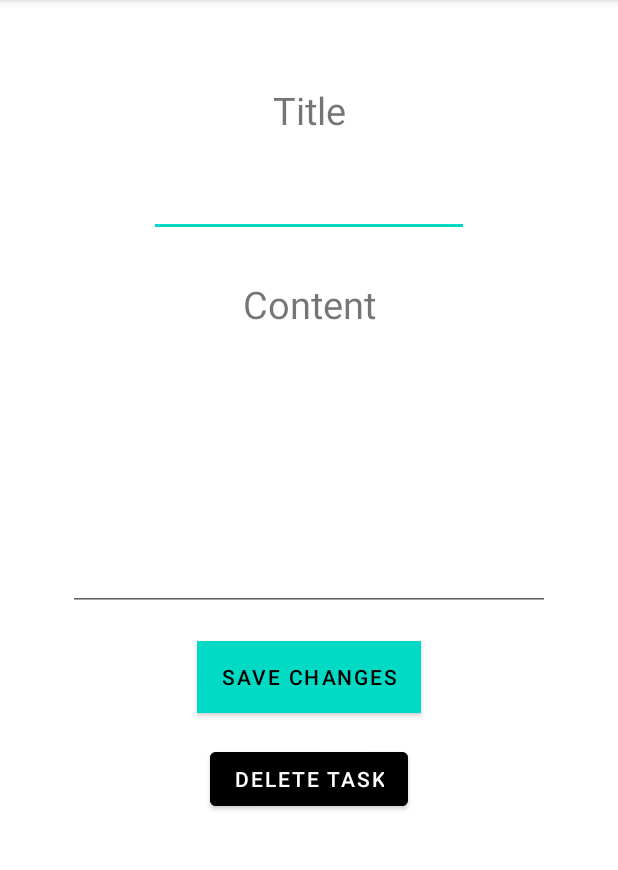
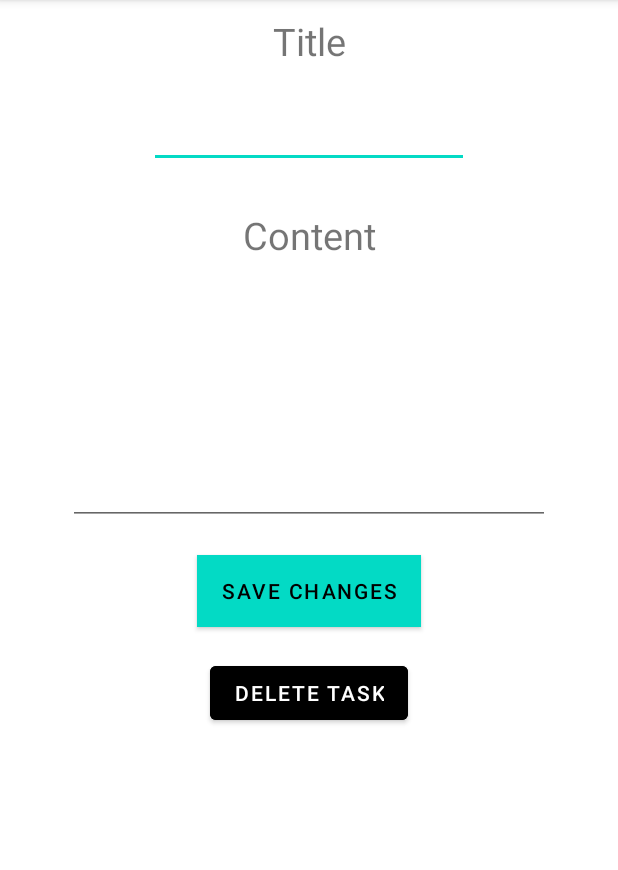
Before and after one commit to abhiraj-kale/Android-Group-Project, an Android app: the open_task screen opened directly, with no data from a screen before it, on a phone screen of 412 x 824 dp, the part 84-954 px from its top. Run offline under Robolectric (Android 15) with nearby library versions, the phone set to English and light mode, and no system bars.

```diff
--- a/app/src/main/res/layout/activity_open_task.xml
+++ b/app/src/main/res/layout/activity_open_task.xml
@@ -24,7 +24,8 @@
         app:layout_constraintStart_toStartOf="parent"
         app:layout_constraintHorizontal_bias="0.5"
         app:layout_constraintEnd_toEndOf="parent"
-        android:layout_marginTop="56dp" android:id="@+id/textView2"
+        android:layout_marginTop="10sp"
+        android:id="@+id/textView2"
         app:layout_constraintTop_toTopOf="parent"
         android:textSize="25sp"
         android:text="Title"/>
@@ -51,7 +52,7 @@
         app:layout_constraintEnd_toEndOf="parent"
         android:inputType="textMultiLine"
         android:ems="10"
-        android:layout_marginTop="31dp"
+        android:layout_marginTop="20sp"
         android:gravity="start|top"
         android:autofillHints="Your description goes here" />
 
```
Also changed, not shown: app/src/main/res/layout/fragment_view_task.xml (+13 -15 lines).
